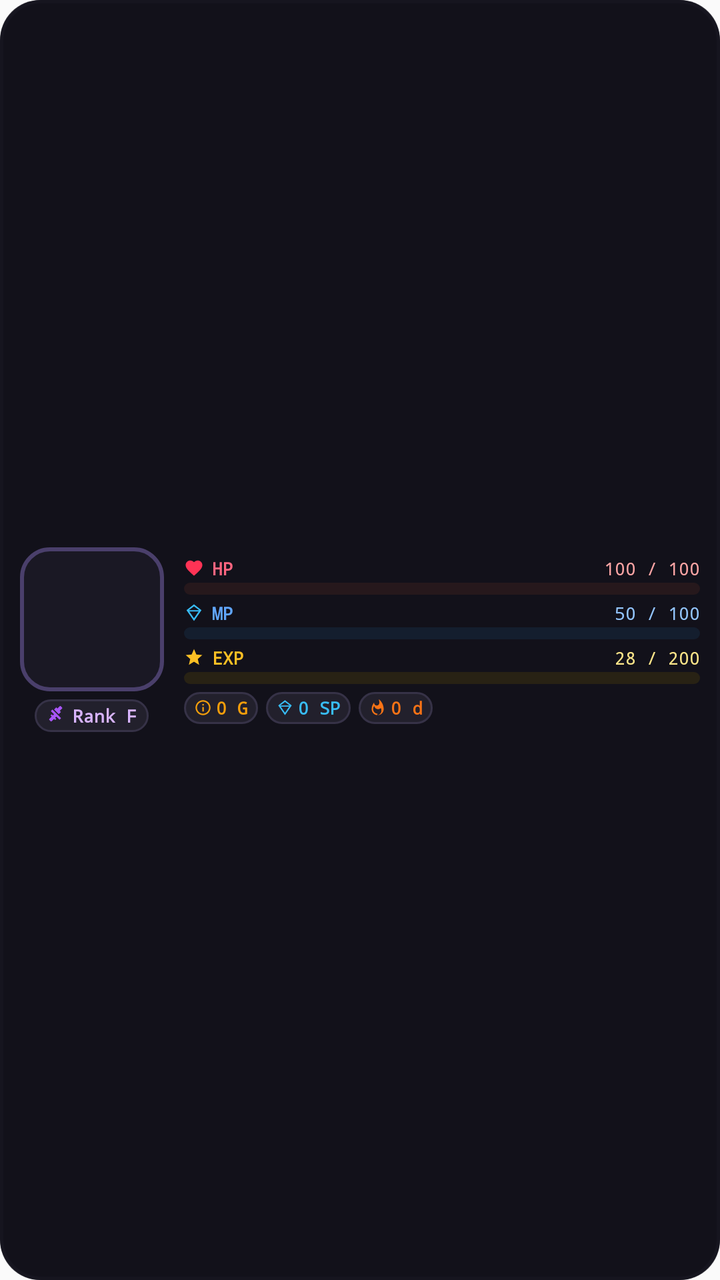
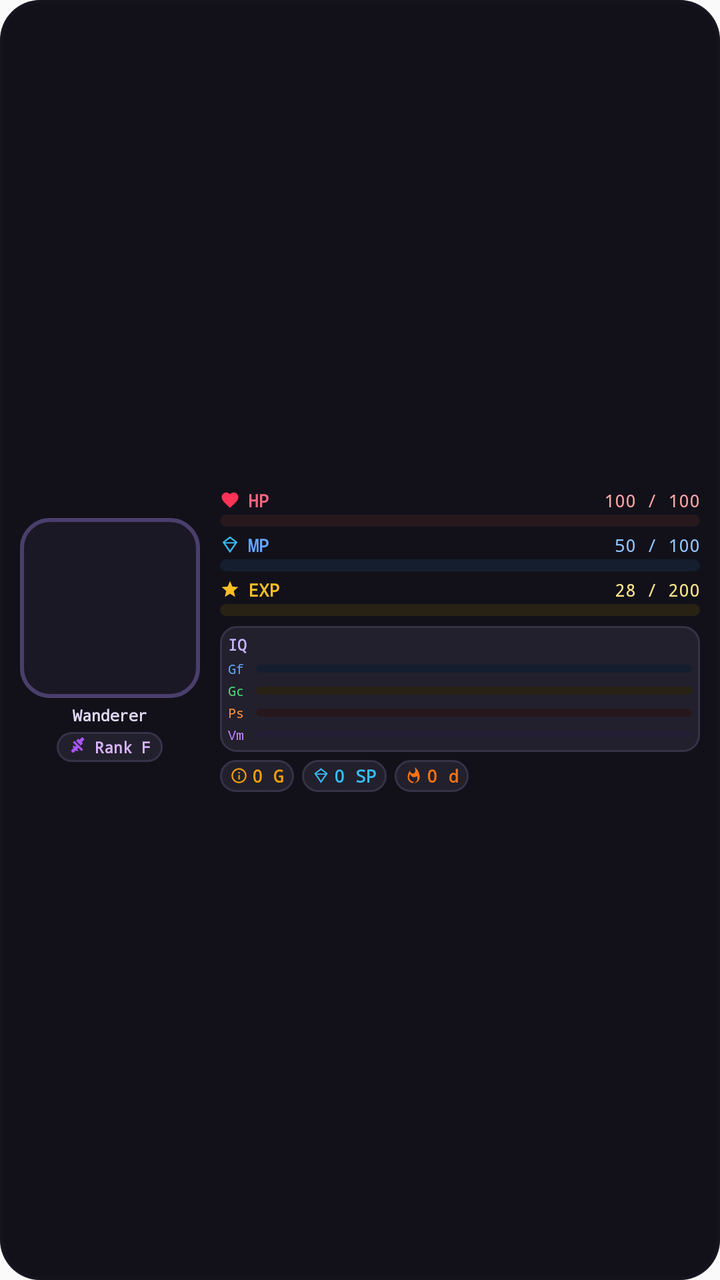

Before-and-after screenshots of an Android layout around one commit, followed by the original layout XML and the change that was made.
<!-- AndroidManifest.xml: application theme AppTheme -->
<!-- res/layout/rpg_stats_widget.xml -->
<?xml version="1.0" encoding="utf-8"?>
<RelativeLayout xmlns:android="http://schemas.android.com/apk/res/android"
    android:id="@+id/widget_root"
    android:layout_width="match_parent"
    android:layout_height="match_parent"
    android:background="@drawable/widget_background"
    android:clipToOutline="true">

    
    <ImageView
        android:id="@+id/widget_background_image"
        android:layout_width="match_parent"
        android:layout_height="match_parent"
        android:scaleType="centerCrop"
        android:contentDescription="Wallpaper" />

    
    <ImageView
        android:layout_width="match_parent"
        android:layout_height="match_parent"
        android:background="#D912111A"
        android:contentDescription="" />

    
    <LinearLayout
        android:layout_width="match_parent"
        android:layout_height="match_parent"
        android:orientation="horizontal"
        android:padding="10dp"
        android:gravity="center_vertical">

        
        <LinearLayout
            android:layout_width="wrap_content"
            android:layout_height="match_parent"
            android:orientation="vertical"
            android:gravity="center"
            android:layout_marginEnd="10dp">

            
            <RelativeLayout
                android:layout_width="72dp"
                android:layout_height="72dp"
                android:background="@drawable/widget_avatar_frame"
                android:padding="2dp">

                
                <ImageView
                    android:id="@+id/widget_avatar_bg"
                    android:layout_width="match_parent"
                    android:layout_height="match_parent"
                    android:scaleType="centerCrop"
                    android:contentDescription="Rank Scene" />

                
                <ImageView
                    android:id="@+id/widget_avatar"
                    android:layout_width="match_parent"
                    android:layout_height="match_parent"
                    android:scaleType="fitCenter"
                    android:contentDescription="Character Sprite" />
            </RelativeLayout>

            
            <LinearLayout
                android:layout_width="wrap_content"
                android:layout_height="wrap_content"
                android:orientation="horizontal"
                android:background="@drawable/widget_chip_dark"
                android:paddingHorizontal="6dp"
                android:paddingVertical="2dp"
                android:layout_marginTop="4dp"
                android:gravity="center">

                <ImageView
                    android:layout_width="10dp"
                    android:layout_height="10dp"
                    android:src="@drawable/ic_widget_sword"
                    android:contentDescription="" />

                <TextView
                    android:id="@+id/widget_level_badge"
                    android:layout_width="wrap_content"
                    android:layout_height="wrap_content"
                    android:text="Rank F"
                    android:textColor="#D8B4FE"
                    android:textSize="9sp"
                    android:textStyle="bold"
                    android:typeface="monospace"
                    android:layout_marginStart="3dp" />
            </LinearLayout>
        </LinearLayout>

        
        <LinearLayout
            android:layout_width="0dp"
            android:layout_height="match_parent"
            android:layout_weight="1"
            android:orientation="vertical"
            android:gravity="center_vertical">

            
            <LinearLayout
                android:layout_width="match_parent"
                android:layout_height="wrap_content"
                android:orientation="vertical"
                android:layout_marginBottom="3dp">

                <RelativeLayout
                    android:layout_width="match_parent"
                    android:layout_height="wrap_content">

                    <LinearLayout
                        android:layout_width="wrap_content"
                        android:layout_height="wrap_content"
                        android:orientation="horizontal"
                        android:gravity="center_vertical"
                        android:layout_alignParentStart="true">
                        <ImageView
                            android:layout_width="10dp"
                            android:layout_height="10dp"
                            android:src="@drawable/ic_widget_heart"
                            android:contentDescription="" />
                        <TextView
                            android:layout_width="wrap_content"
                            android:layout_height="wrap_content"
                            android:text="HP"
                            android:textColor="#FF6680"
                            android:textSize="9sp"
                            android:textStyle="bold"
                            android:typeface="monospace"
                            android:layout_marginStart="4dp" />
                    </LinearLayout>

                    <TextView
                        android:id="@+id/widget_hp_label"
                        android:layout_width="wrap_content"
                        android:layout_height="wrap_content"
                        android:layout_alignParentEnd="true"
                        android:text="100 / 100"
                        android:textColor="#FCA5A5"
                        android:textSize="9sp"
                        android:typeface="monospace" />
                </RelativeLayout>

                <ProgressBar
                    android:id="@+id/widget_hp_progress"
                    style="?android:attr/progressBarStyleHorizontal"
                    android:layout_width="match_parent"
                    android:layout_height="6dp"
                    android:layout_marginTop="1dp"
                    android:progressDrawable="@drawable/hp_progress_drawable" />
            </LinearLayout>

            
            <LinearLayout
                android:layout_width="match_parent"
                android:layout_height="wrap_content"
                android:orientation="vertical"
                android:layout_marginBottom="3dp">

                <RelativeLayout
                    android:layout_width="match_parent"
                    android:layout_height="wrap_content">

                    <LinearLayout
                        android:layout_width="wrap_content"
                        android:layout_height="wrap_content"
                        android:orientation="horizontal"
                        android:gravity="center_vertical"
                        android:layout_alignParentStart="true">
                        <ImageView
                            android:layout_width="10dp"
                            android:layout_height="10dp"
                            android:src="@drawable/ic_widget_crystal"
                            android:contentDescription="" />
                        <TextView
                            android:layout_width="wrap_content"
                            android:layout_height="wrap_content"
                            android:text="MP"
                            android:textColor="#60A5FA"
                            android:textSize="9sp"
                            android:textStyle="bold"
                            android:typeface="monospace"
                            android:layout_marginStart="4dp" />
                    </LinearLayout>

                    <TextView
                        android:id="@+id/widget_mp_label"
                        android:layout_width="wrap_content"
                        android:layout_height="wrap_content"
                        android:layout_alignParentEnd="true"
                        android:text="50 / 100"
                        android:textColor="#93C5FD"
                        android:textSize="9sp"
                        android:typeface="monospace" />
                </RelativeLayout>

                <ProgressBar
                    android:id="@+id/widget_mp_progress"
                    style="?android:attr/progressBarStyleHorizontal"
                    android:layout_width="match_parent"
                    android:layout_height="6dp"
                    android:layout_marginTop="1dp"
                    android:progressDrawable="@drawable/mp_progress_drawable" />
            </LinearLayout>

            
            <LinearLayout
                android:layout_width="match_parent"
                android:layout_height="wrap_content"
                android:orientation="vertical"
                android:layout_marginBottom="4dp">

                <RelativeLayout
                    android:layout_width="match_parent"
                    android:layout_height="wrap_content">

                    <LinearLayout
                        android:layout_width="wrap_content"
                        android:layout_height="wrap_content"
                        android:orientation="horizontal"
                        android:gravity="center_vertical"
                        android:layout_alignParentStart="true">
                        <ImageView
                            android:layout_width="10dp"
                            android:layout_height="10dp"
                            android:src="@drawable/ic_widget_star"
                            android:contentDescription="" />
                        <TextView
                            android:layout_width="wrap_content"
                            android:layout_height="wrap_content"
                            android:text="EXP"
                            android:textColor="#FBBF24"
                            android:textSize="9sp"
                            android:textStyle="bold"
                            android:typeface="monospace"
                            android:layout_marginStart="4dp" />
                    </LinearLayout>

                    <TextView
                        android:id="@+id/widget_xp_label"
                        android:layout_width="wrap_content"
                        android:layout_height="wrap_content"
                        android:layout_alignParentEnd="true"
                        android:text="28 / 200"
                        android:textColor="#FDE68A"
                        android:textSize="9sp"
                        android:typeface="monospace" />
                </RelativeLayout>

                <ProgressBar
                    android:id="@+id/widget_xp_progress"
                    style="?android:attr/progressBarStyleHorizontal"
                    android:layout_width="match_parent"
                    android:layout_height="6dp"
                    android:layout_marginTop="1dp"
                    android:progressDrawable="@drawable/xp_progress_drawable" />
            </LinearLayout>

            
            <LinearLayout
                android:layout_width="match_parent"
                android:layout_height="wrap_content"
                android:orientation="horizontal"
                android:gravity="center_vertical">

                
                <LinearLayout
                    android:layout_width="wrap_content"
                    android:layout_height="wrap_content"
                    android:orientation="horizontal"
                    android:background="@drawable/widget_chip_dark"
                    android:paddingHorizontal="5dp"
                    android:paddingVertical="2dp"
                    android:gravity="center"
                    android:layout_marginEnd="4dp">
                    <ImageView
                        android:layout_width="9dp"
                        android:layout_height="9dp"
                        android:src="@drawable/ic_widget_coin"
                        android:contentDescription="" />
                    <TextView
                        android:id="@+id/widget_gold_label"
                        android:layout_width="wrap_content"
                        android:layout_height="wrap_content"
                        android:text="0 G"
                        android:textColor="#F59E0B"
                        android:textSize="8.5sp"
                        android:textStyle="bold"
                        android:typeface="monospace"
                        android:layout_marginStart="2dp" />
                </LinearLayout>

                
                <LinearLayout
                    android:layout_width="wrap_content"
                    android:layout_height="wrap_content"
                    android:orientation="horizontal"
                    android:background="@drawable/widget_chip_dark"
                    android:paddingHorizontal="5dp"
                    android:paddingVertical="2dp"
                    android:gravity="center"
                    android:layout_marginEnd="4dp">
                    <ImageView
                        android:layout_width="9dp"
                        android:layout_height="9dp"
                        android:src="@drawable/ic_widget_crystal"
                        android:contentDescription="" />
                    <TextView
                        android:id="@+id/widget_sp_label"
                        android:layout_width="wrap_content"
                        android:layout_height="wrap_content"
                        android:text="0 SP"
                        android:textColor="#38BDF8"
                        android:textSize="8.5sp"
                        android:textStyle="bold"
                        android:typeface="monospace"
                        android:layout_marginStart="2dp" />
                </LinearLayout>

                
                <LinearLayout
                    android:layout_width="wrap_content"
                    android:layout_height="wrap_content"
                    android:orientation="horizontal"
                    android:background="@drawable/widget_chip_dark"
                    android:paddingHorizontal="5dp"
                    android:paddingVertical="2dp"
                    android:gravity="center">
                    <ImageView
                        android:layout_width="9dp"
                        android:layout_height="9dp"
                        android:src="@drawable/ic_widget_flame"
                        android:contentDescription="" />
                    <TextView
                        android:id="@+id/widget_streak_label"
                        android:layout_width="wrap_content"
                        android:layout_height="wrap_content"
                        android:text="0 d"
                        android:textColor="#F97316"
                        android:textSize="8.5sp"
                        android:textStyle="bold"
                        android:typeface="monospace"
                        android:layout_marginStart="2dp" />
                </LinearLayout>
            </LinearLayout>
        </LinearLayout>
    </LinearLayout>
</RelativeLayout>
<!-- resources referenced by this layout -->
<resources>
  <!-- drawable ic_widget_coin (drawable) -->
  <vector xmlns:android="http://schemas.android.com/apk/res/android"
      android:width="14dp"
      android:height="14dp"
      android:viewportWidth="24"
      android:viewportHeight="24">
      <path
          android:fillColor="#F59E0B"
          android:pathData="M12,2C6.48,2 2,6.48 2,12s4.48,10 10,10 10,-4.48 10,-10S17.52,2 12,2z M12,20c-4.41,0 -8,-3.59 -8,-8s3.59,-8 8,-8 8,3.59 8,8 -3.59,8 -8,8z M13,7h-2v2h2V7z M13,11h-2v6h2v-6z"/>
  </vector>
  <!-- drawable ic_widget_crystal (drawable) -->
  <vector xmlns:android="http://schemas.android.com/apk/res/android"
      android:width="16dp"
      android:height="16dp"
      android:viewportWidth="24"
      android:viewportHeight="24">
      <path
          android:fillColor="#38BDF8"
          android:pathData="M12,2L3,9l9,13 9,-13L12,2z M12,4.4L18.2,9H5.8L12,4.4z M6.4,10.6h11.2L12,18.7 6.4,10.6z"/>
  </vector>
  <!-- drawable ic_widget_heart (drawable) -->
  <vector xmlns:android="http://schemas.android.com/apk/res/android"
      android:width="16dp"
      android:height="16dp"
      android:viewportWidth="24"
      android:viewportHeight="24">
      <path
          android:fillColor="#FF3355"
          android:pathData="M12,21.35l-1.45,-1.32C5.4,15.36 2,12.28 2,8.5 2,5.42 4.42,3 7.5,3c1.74,0 3.41,0.81 4.5,2.09C13.09,3.81 14.76,3 16.5,3 19.58,3 22,5.42 22,8.5c0,3.78 -3.4,6.86 -8.55,11.54L12,21.35z"/>
  </vector>
  <!-- drawable ic_widget_star (drawable) -->
  <vector xmlns:android="http://schemas.android.com/apk/res/android"
      android:width="16dp"
      android:height="16dp"
      android:viewportWidth="24"
      android:viewportHeight="24">
      <path
          android:fillColor="#FBBF24"
          android:pathData="M12,17.27L18.18,21l-1.64,-7.03L22,9.24l-7.19,-0.61L12,2 9.19,8.63 2,9.24l5.46,4.73L5.82,21z"/>
  </vector>
  <!-- drawable widget_avatar_frame (drawable) -->
  <?xml version="1.0" encoding="utf-8"?>
  <shape xmlns:android="http://schemas.android.com/apk/res/android"
      android:shape="rectangle">
      <solid android:color="#1A1824" />
      <corners android:radius="14dp" />
      <stroke
          android:width="2dp"
          android:color="#4A3F6B" />
  </shape>
  <!-- drawable widget_background (drawable) -->
  <?xml version="1.0" encoding="utf-8"?>
  <shape xmlns:android="http://schemas.android.com/apk/res/android"
      android:shape="rectangle">
      <solid android:color="#16151E" />
      <corners android:radius="20dp" />
      <stroke
          android:width="1.5dp"
          android:color="#2E2C3D" />
  </shape>
  <!-- drawable widget_chip_dark (drawable) -->
  <?xml version="1.0" encoding="utf-8"?>
  <shape xmlns:android="http://schemas.android.com/apk/res/android"
      android:shape="rectangle">
      <solid android:color="#22202C" />
      <corners android:radius="8dp" />
      <stroke
          android:width="1dp"
          android:color="#363247" />
  </shape>
  <style name="AppTheme" parent="Theme.AppCompat.Light.DarkActionBar">
          
          <item name="colorPrimary">@color/colorPrimary</item>
          <item name="colorPrimaryDark">@color/colorPrimaryDark</item>
          <item name="colorAccent">@color/colorAccent</item>
      </style>
  <!-- unchanged entries left out for length: 5 -->
</resources>

<!-- the commit's change to res/layout/rpg_stats_widget.xml (unified diff, before → after) -->
@@ -18,7 +18,7 @@
     <ImageView
         android:layout_width="match_parent"
         android:layout_height="match_parent"
-        android:background="#D912111A"
+        android:background="#E012111A"
         android:contentDescription="" />
 
     
@@ -39,8 +39,8 @@
 
             
             <RelativeLayout
-                android:layout_width="72dp"
-                android:layout_height="72dp"
+                android:layout_width="90dp"
+                android:layout_height="90dp"
                 android:background="@drawable/widget_avatar_frame"
                 android:padding="2dp">
 
@@ -62,6 +62,21 @@
             </RelativeLayout>
 
             
+            <TextView
+                android:id="@+id/widget_username_label"
+                android:layout_width="90dp"
+                android:layout_height="wrap_content"
+                android:text="Wanderer"
+                android:textColor="#E2D9F3"
+                android:textSize="8sp"
+                android:textStyle="bold"
+                android:typeface="monospace"
+                android:gravity="center"
+                android:singleLine="true"
+                android:ellipsize="end"
+                android:layout_marginTop="3dp" />
+
+            
             <LinearLayout
                 android:layout_width="wrap_content"
                 android:layout_height="wrap_content"
@@ -69,7 +84,7 @@
                 android:background="@drawable/widget_chip_dark"
                 android:paddingHorizontal="6dp"
                 android:paddingVertical="2dp"
-                android:layout_marginTop="4dp"
+                android:layout_marginTop="3dp"
                 android:gravity="center">
 
                 <ImageView
@@ -84,7 +99,7 @@
                     android:layout_height="wrap_content"
                     android:text="Rank F"
                     android:textColor="#D8B4FE"
-                    android:textSize="9sp"
+                    android:textSize="8sp"
                     android:textStyle="bold"
                     android:typeface="monospace"
                     android:layout_marginStart="3dp" />
@@ -124,7 +139,7 @@
                         <TextView
                             android:layout_width="wrap_content"
                             android:layout_height="wrap_content"
-                            android:text="HP"
+                            android:text="@string/widget_hp"
                             android:textColor="#FF6680"
                             android:textSize="9sp"
                             android:textStyle="bold"
@@ -177,7 +192,7 @@
                         <TextView
                             android:layout_width="wrap_content"
                             android:layout_height="wrap_content"
-                            android:text="MP"
+                            android:text="@string/widget_mp"
                             android:textColor="#60A5FA"
                             android:textSize="9sp"
                             android:textStyle="bold"
@@ -210,7 +225,7 @@
                 android:layout_width="match_parent"
                 android:layout_height="wrap_content"
                 android:orientation="vertical"
-                android:layout_marginBottom="4dp">
+                android:layout_marginBottom="5dp">
 
                 <RelativeLayout
                     android:layout_width="match_parent"
@@ -230,7 +245,7 @@
                         <TextView
                             android:layout_width="wrap_content"
                             android:layout_height="wrap_content"
-                            android:text="EXP"
+                            android:text="@string/widget_xp"
                             android:textColor="#FBBF24"
                             android:textSize="9sp"
                             android:textStyle="bold"
@@ -256,6 +271,117 @@
                     android:layout_height="6dp"
                     android:layout_marginTop="1dp"
                     android:progressDrawable="@drawable/xp_progress_drawable" />
+            </LinearLayout>
+
+            
+            <LinearLayout
+                android:layout_width="match_parent"
+                android:layout_height="wrap_content"
+                android:orientation="vertical"
+                android:background="@drawable/widget_chip_dark"
+                android:padding="4dp"
+                android:layout_marginBottom="4dp">
+
+                <TextView
+                    android:layout_width="wrap_content"
+                    android:layout_height="wrap_content"
+                    android:text="@string/widget_iq_label"
+                    android:textColor="#C4B5FD"
+                    android:textSize="7.5sp"
+                    android:textStyle="bold"
+                    android:typeface="monospace"
+                    android:layout_marginBottom="2dp" />
+
+                
+                <LinearLayout
+                    android:layout_width="match_parent"
+                    android:layout_height="wrap_content"
+                    android:orientation="horizontal"
+                    android:gravity="center_vertical"
+                    android:layout_marginBottom="1.5dp">
+                    <TextView
+                        android:layout_width="14dp"
+                        android:layout_height="wrap_content"
+                        android:text="Gf"
+                        android:textColor="#60A5FA"
+                        android:textSize="6.5sp"
+                        android:typeface="monospace" />
+                    <ProgressBar
+                        android:id="@+id/widget_gf_progress"
+                        style="?android:attr/progressBarStyleHorizontal"
+                        android:layout_width="0dp"
+                        android:layout_height="4dp"
+                        android:layout_weight="1"
+                        android:progressDrawable="@drawable/mp_progress_drawable" />
+                </LinearLayout>
+
+                
+                <LinearLayout
+                    android:layout_width="match_parent"
+                    android:layout_height="wrap_content"
+                    android:orientation="horizontal"
+                    android:gravity="center_vertical"
+                    android:layout_marginBottom="1.5dp">
+                    <TextView
+                        android:layout_width="14dp"
+                        android:layout_height="wrap_content"
+                        android:text="Gc"
+                        android:textColor="#4ADE80"
+                        android:textSize="6.5sp"
+                        android:typeface="monospace" />
+                    <ProgressBar
+                        android:id="@+id/widget_gc_progress"
+                        style="?android:attr/progressBarStyleHorizontal"
+                        android:layout_width="0dp"
+                        android:layout_height="4dp"
+                        android:layout_weight="1"
+                        android:progressDrawable="@drawable/xp_progress_drawable" />
+                </LinearLayout>
+
+                
+                <LinearLayout
+                    android:layout_width="match_parent"
+                    android:layout_height="wrap_content"
+                    android:orientation="horizontal"
+                    android:gravity="center_vertical"
+                    android:layout_marginBottom="1.5dp">
+                    <TextView
+                        android:layout_width="14dp"
+                        android:layout_height="wrap_content"
+                        android:text="Ps"
+                        android:textColor="#FB923C"
+                        android:textSize="6.5sp"
+                        android:typeface="monospace" />
+                    <ProgressBar
+                        android:id="@+id/widget_ps_progress"
+                        style="?android:attr/progressBarStyleHorizontal"
+                        android:layout_width="0dp"
+                        android:layout_height="4dp"
+                        android:layout_weight="1"
+                        android:progressDrawable="@drawable/hp_progress_drawable" />
+                </LinearLayout>
+
+                
+                <LinearLayout
+                    android:layout_width="match_parent"
+                    android:layout_height="wrap_content"
+                    android:orientation="horizontal"
+                    android:gravity="center_vertical">
+                    <TextView
+                        android:layout_width="14dp"
+                        android:layout_height="wrap_content"
+                        android:text="Vm"
+                        android:textColor="#C084FC"
+                        android:textSize="6.5sp"
+                        android:typeface="monospace" />
+                    <ProgressBar
+                        android:id="@+id/widget_vm_progress"
+                        style="?android:attr/progressBarStyleHorizontal"
+                        android:layout_width="0dp"
+                        android:layout_height="4dp"
+                        android:layout_weight="1"
+                        android:progressDrawable="@drawable/summary_progress_drawable" />
+                </LinearLayout>
             </LinearLayout>
 
             
<!-- resource entries referenced after the edit -->
@@ -40,6 +40,27 @@
           android:fillColor="#FBBF24"
           android:pathData="M12,17.27L18.18,21l-1.64,-7.03L22,9.24l-7.19,-0.61L12,2 9.19,8.63 2,9.24l5.46,4.73L5.82,21z"/>
   </vector>
+  <!-- drawable summary_progress_drawable (drawable) -->
+  <?xml version="1.0" encoding="utf-8"?>
+  <layer-list xmlns:android="http://schemas.android.com/apk/res/android">
+      <item android:id="@android:id/background">
+          <shape>
+              <solid android:color="#241E34" />
+              <corners android:radius="6dp" />
+          </shape>
+      </item>
+      <item android:id="@android:id/progress">
+          <clip>
+              <shape>
+                  <gradient
+                      android:startColor="#8B5CF6"
+                      android:endColor="#06B6D4"
+                      android:angle="0" />
+                  <corners android:radius="6dp" />
+              </shape>
+          </clip>
+      </item>
+  </layer-list>
   <!-- drawable widget_avatar_frame (drawable) -->
   <?xml version="1.0" encoding="utf-8"?>
   <shape xmlns:android="http://schemas.android.com/apk/res/android"
@@ -70,6 +91,10 @@
           android:width="1dp"
           android:color="#363247" />
   </shape>
+  <string name="widget_hp">HP</string>
+  <string name="widget_iq_label">IQ</string>
+  <string name="widget_mp">MP</string>
+  <string name="widget_xp">EXP</string>
   <style name="AppTheme" parent="Theme.AppCompat.Light.DarkActionBar">
           
           <item name="colorPrimary">@color/colorPrimary</item>
